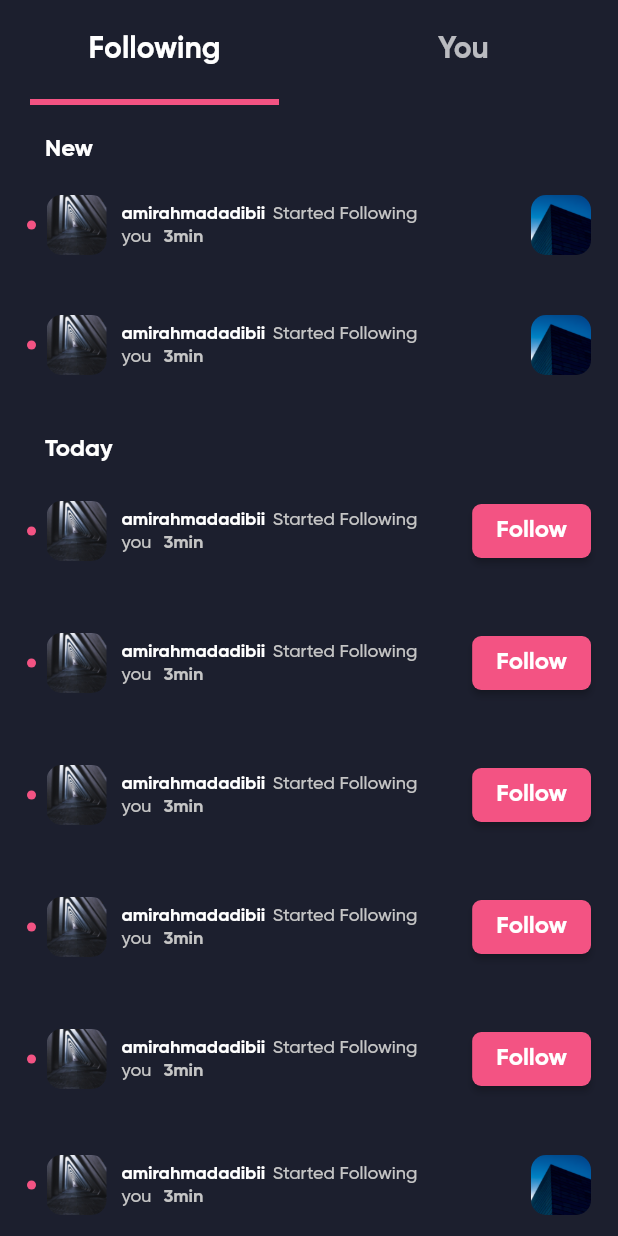
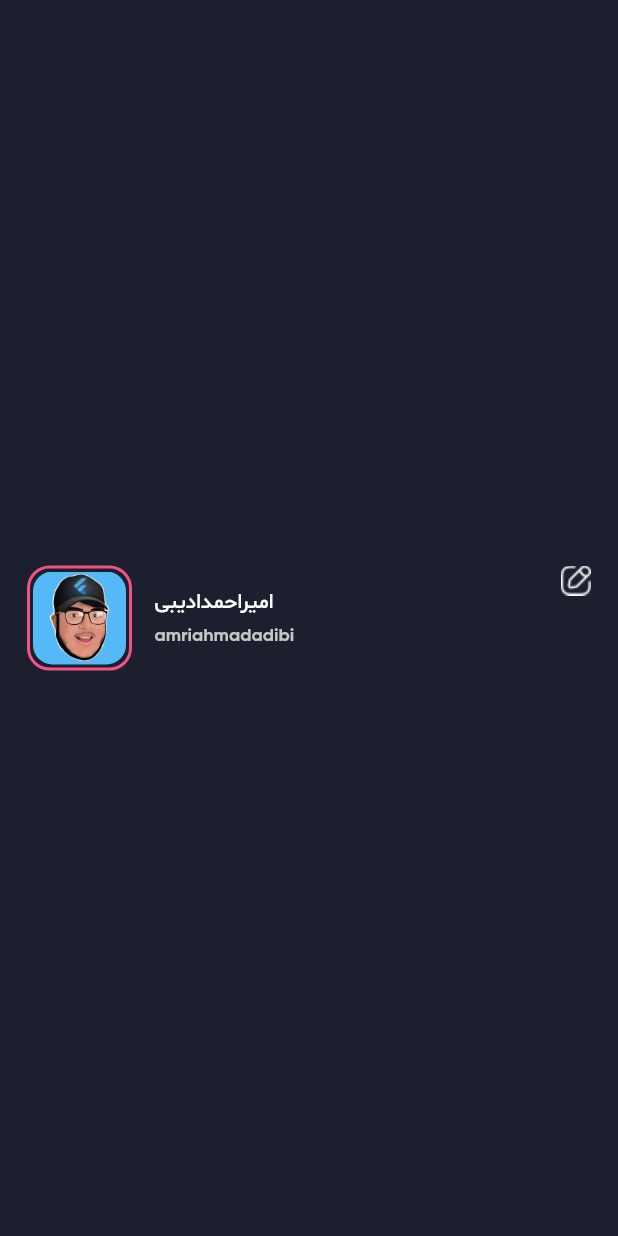
Before and after one commit to amirahmadadibi/instagram_clone, a Flutter app: the screen it shows after launch, on a phone screen of 412 x 824 dp. Run offline on Flutter 3.47's test engine with Material 2 defaults, Android fonts, the phone set to English and light mode, and no system bars; our stand-ins replace dotted_border.

Commit message:
week11 E58 make profile screen header section

```diff
--- a/lib/main.dart
+++ b/lib/main.dart
@@ -1,7 +1,6 @@
 import 'package:flutter/material.dart';
 import 'package:instagram/screens/activity_screen.dart';
-import 'package:instagram/screens/add_content_screen.dart';
-import 'package:instagram/screens/test_screen.dart';
+import 'package:instagram/screens/user_profile_screen.dart';
 
 void main() {
   runApp(Application());
@@ -32,7 +31,7 @@ class Application extends StatelessWidget {
         ),
       ),
       debugShowCheckedModeBanner: false,
-      home: ActivityScreen(),
+      home: UserProfileScreen(),
     );
   }
 }
--- a/lib/screens/activity_screen.dart
+++ b/lib/screens/activity_screen.dart
@@ -84,7 +84,10 @@ class _ActivityScreenState extends State<ActivityScreen>
             child: Text(
               'Today',
               style: TextStyle(
-                  fontSize: 16, fontFamily: 'GB', color: Colors.white),
+                fontSize: 16,
+                fontFamily: 'GB',
+                color: Colors.white,
+              ),
             ),
           ),
         ),
--- /dev/null
+++ b/lib/screens/user_profile_screen.dart
@@ -0,0 +1,80 @@
+import 'package:flutter/material.dart';
+
+class UserProfileScreen extends StatelessWidget {
+  const UserProfileScreen({Key? key}) : super(key: key);
+
+  @override
+  Widget build(BuildContext context) {
+    return Scaffold(
+      backgroundColor: Color(0xff1C1F2E),
+      body: Center(
+        child: _getHeaderProfile(),
+      ),
+    );
+  }
+
+  Widget _getHeaderProfile() {
+    return Padding(
+      padding: EdgeInsets.symmetric(horizontal: 18),
+      child: Row(
+        crossAxisAlignment: CrossAxisAlignment.start,
+        children: [
+          Container(
+            width: 70,
+            height: 70,
+            decoration: BoxDecoration(
+              border: Border.all(
+                width: 2,
+                color: Color(0xffF35383),
+              ),
+              borderRadius: BorderRadius.all(
+                Radius.circular(15),
+              ),
+            ),
+            child: Padding(
+              padding: EdgeInsets.all(2),
+              child: ClipRRect(
+                borderRadius: BorderRadius.all(Radius.circular(13)),
+                child: FittedBox(
+                  fit: BoxFit.cover,
+                  child: Image.asset('images/profile.png'),
+                ),
+              ),
+            ),
+          ),
+          SizedBox(
+            width: 15,
+          ),
+          Container(
+            height: 70,
+            child: Center(
+              child: Column(
+                mainAxisSize: MainAxisSize.min,
+                crossAxisAlignment: CrossAxisAlignment.start,
+                children: [
+                  Text(
+                    'امیراحمدادیبی',
+                    style: TextStyle(
+                        color: Colors.white, fontFamily: 'SM', fontSize: 14),
+                  ),
+                  SizedBox(
+                    height: 5,
+                  ),
+                  Text(
+                    'amriahmadadibi',
+                    style: TextStyle(
+                        color: Color(0xffC5C5C5),
+                        fontFamily: 'GB',
+                        fontSize: 12),
+                  )
+                ],
+              ),
+            ),
+          ),
+          Spacer(),
+          Image.asset('images/icon_profile_edit.png')
+        ],
+      ),
+    );
+  }
+}
```
Also changed, not shown: images/icon_profile_edit.png (added).
